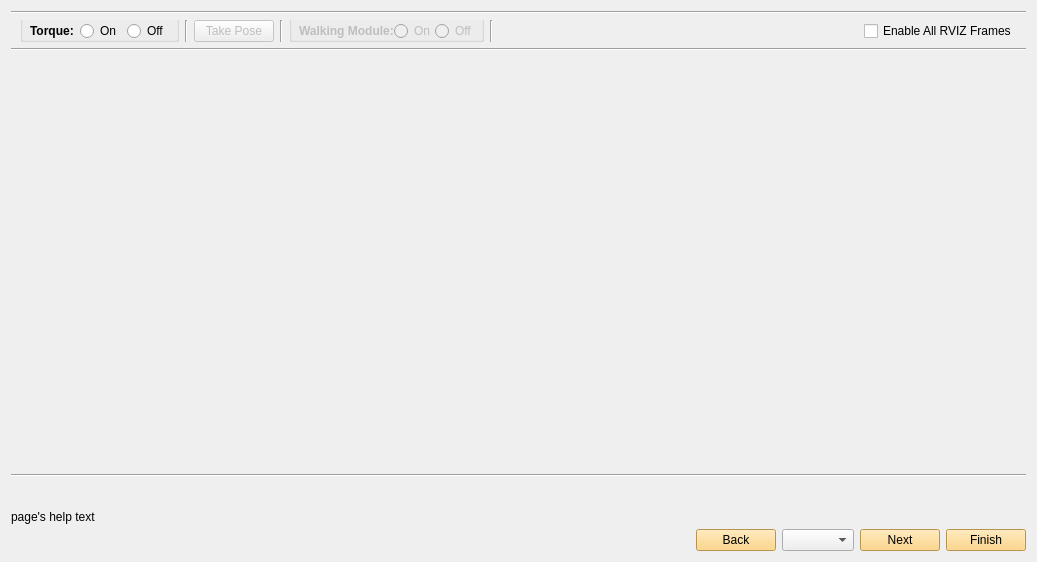
Before: the Qt Designer form thor_mang_calibration/resource/ui/wizard.ui in thor-mang/thor_mang_ui, drawn with Qt 5.
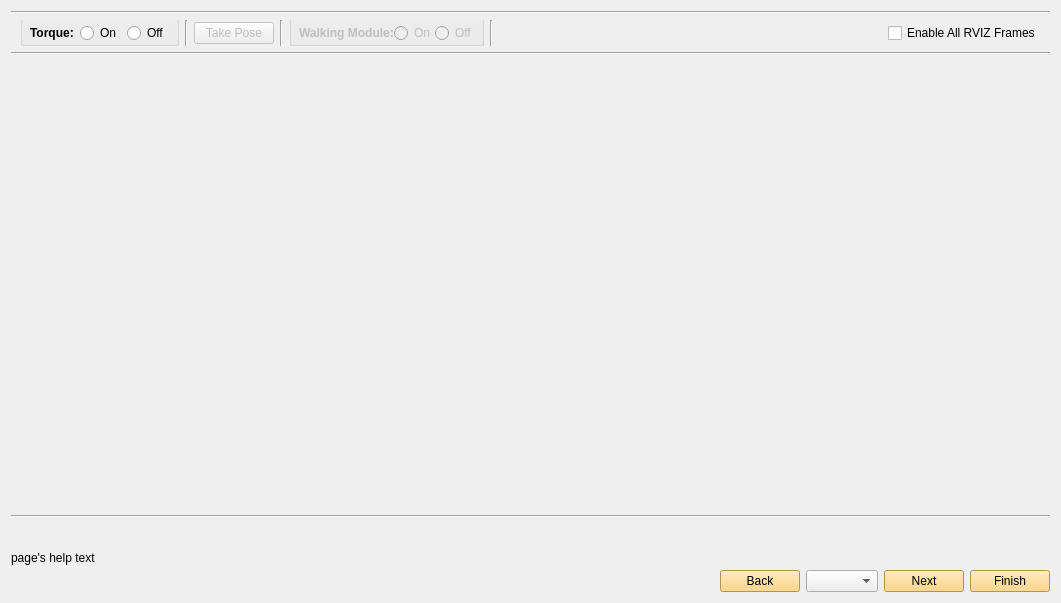
After: the same form once the commit is applied.

The edit to the form file:
```diff
--- a/thor_mang_calibration/resource/ui/wizard.ui
+++ b/thor_mang_calibration/resource/ui/wizard.ui
@@ -9,8 +9,8 @@
    <rect>
     <x>0</x>
     <y>0</y>
-    <width>1037</width>
-    <height>562</height>
+    <width>1061</width>
+    <height>603</height>
    </rect>
   </property>
   <property name="sizePolicy">
@@ -210,10 +210,10 @@
           </property>
           <layout class="QGridLayout" name="gridLayout_18">
            <property name="topMargin">
-            <number>0</number>
+            <number>2</number>
            </property>
            <property name="bottomMargin">
-            <number>0</number>
+            <number>2</number>
            </property>
            <item row="0" column="1">
             <widget class="QRadioButton" name="torque_on_radio_button">
@@ -339,13 +339,13 @@
             <number>0</number>
            </property>
            <property name="topMargin">
-            <number>0</number>
+            <number>2</number>
            </property>
            <property name="rightMargin">
             <number>6</number>
            </property>
            <property name="bottomMargin">
-            <number>0</number>
+            <number>2</number>
            </property>
            <item>
             <widget class="QLabel" name="walking_module_label">
```
